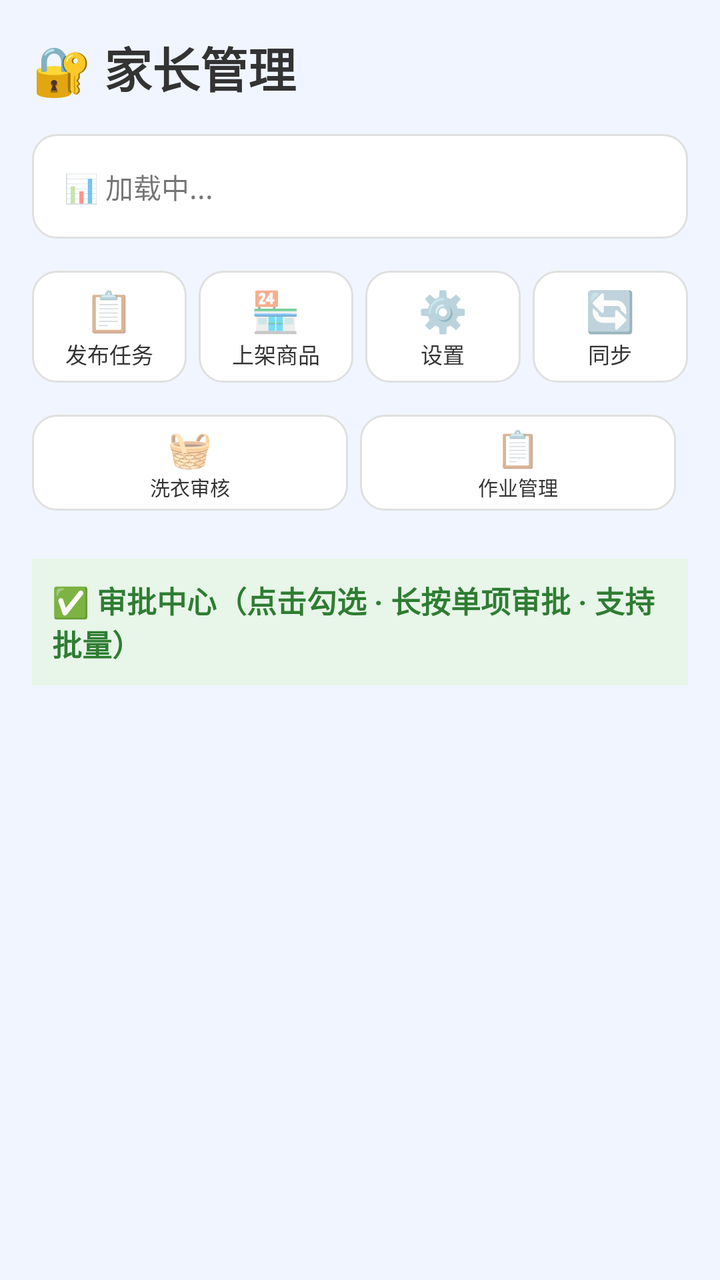
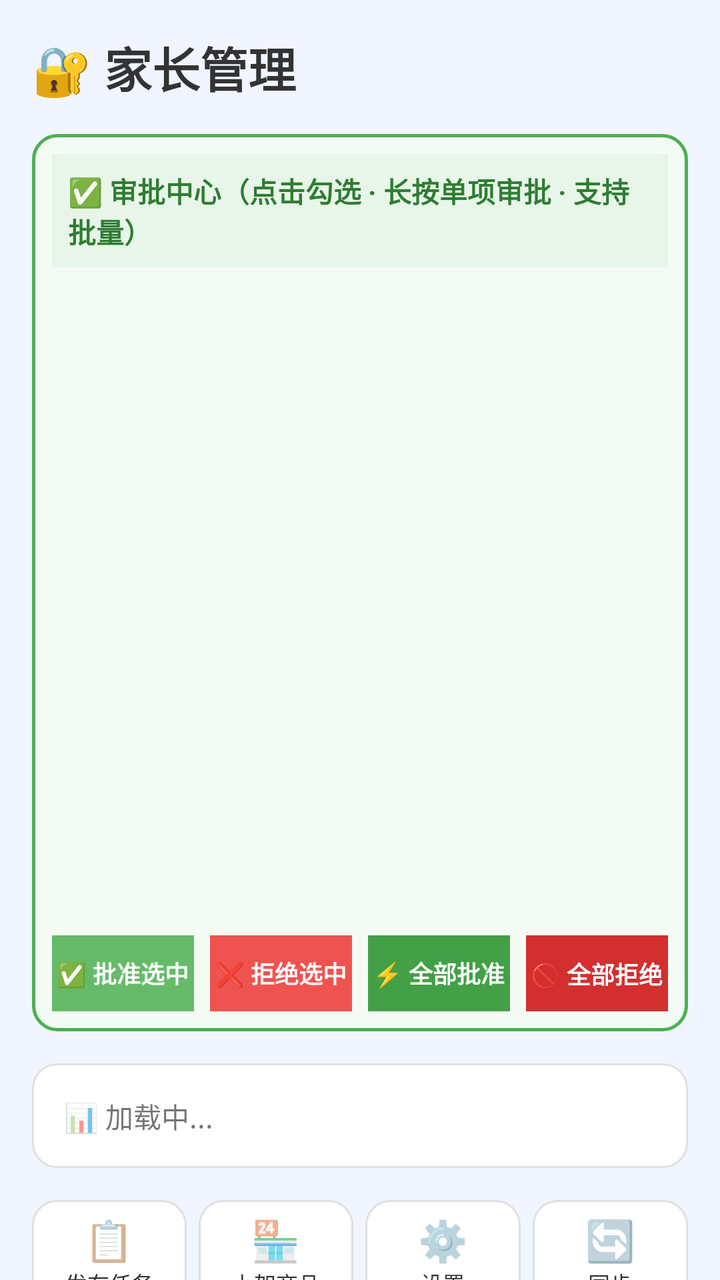

The first picture is an Android layout as it rendered before a commit; the second is the same layout after the commit. The layout source and the unified diff follow.
<!-- AndroidManifest.xml: activity theme Theme.HabitTracker.Parent -->
<!-- res/layout/activity_parent.xml -->
<?xml version="1.0" encoding="utf-8"?>
<androidx.core.widget.NestedScrollView xmlns:android="http://schemas.android.com/apk/res/android"
    android:layout_width="match_parent"
    android:layout_height="match_parent"
    android:background="@color/background_parent">

    <LinearLayout
        android:layout_width="match_parent"
        android:layout_height="wrap_content"
        android:orientation="vertical"
        android:padding="16dp">

    <TextView
        android:layout_width="wrap_content"
        android:layout_height="wrap_content"
        android:text="🔐 家长管理"
        android:textSize="24sp"
        android:textColor="@color/text_primary"
        android:textStyle="bold"
        android:layout_marginBottom="16dp" />

    
    <TextView
        android:id="@+id/tv_parent_stats"
        android:layout_width="match_parent"
        android:layout_height="wrap_content"
        android:padding="16dp"
        android:background="@drawable/card_background"
        android:text="📊 加载中..."
        android:textSize="14sp"
        android:lineSpacingExtra="4dp"
        android:layout_marginBottom="16dp" />

    
    <LinearLayout
        android:layout_width="match_parent"
        android:layout_height="wrap_content"
        android:orientation="horizontal"
        android:gravity="center"
        android:layout_marginBottom="16dp">

        <LinearLayout
            android:id="@+id/btn_add_task"
            android:layout_width="0dp"
            android:layout_height="56dp"
            android:layout_weight="1"
            android:layout_marginEnd="6dp"
            android:gravity="center"
            android:orientation="vertical"
            android:background="@drawable/card_background"
            android:clickable="true"
            android:focusable="true"
            android:foreground="?attr/selectableItemBackground">

            <TextView
                android:layout_width="wrap_content"
                android:layout_height="wrap_content"
                android:text="📋"
                android:textSize="20sp" />

            <TextView
                android:layout_width="wrap_content"
                android:layout_height="wrap_content"
                android:text="发布任务"
                android:textSize="11sp"
                android:textColor="@color/text_primary" />
        </LinearLayout>

        <LinearLayout
            android:id="@+id/btn_add_shop_item"
            android:layout_width="0dp"
            android:layout_height="56dp"
            android:layout_weight="1"
            android:layout_marginEnd="6dp"
            android:gravity="center"
            android:orientation="vertical"
            android:background="@drawable/card_background"
            android:clickable="true"
            android:focusable="true"
            android:foreground="?attr/selectableItemBackground">

            <TextView
                android:layout_width="wrap_content"
                android:layout_height="wrap_content"
                android:text="🏪"
                android:textSize="20sp" />

            <TextView
                android:layout_width="wrap_content"
                android:layout_height="wrap_content"
                android:text="上架商品"
                android:textSize="11sp"
                android:textColor="@color/text_primary" />
        </LinearLayout>

        <LinearLayout
            android:id="@+id/btn_settings"
            android:layout_width="0dp"
            android:layout_height="56dp"
            android:layout_weight="1"
            android:layout_marginEnd="6dp"
            android:gravity="center"
            android:orientation="vertical"
            android:background="@drawable/card_background"
            android:clickable="true"
            android:focusable="true"
            android:foreground="?attr/selectableItemBackground">

            <TextView
                android:layout_width="wrap_content"
                android:layout_height="wrap_content"
                android:text="⚙️"
                android:textSize="20sp" />

            <TextView
                android:layout_width="wrap_content"
                android:layout_height="wrap_content"
                android:text="设置"
                android:textSize="11sp"
                android:textColor="@color/text_primary" />
        </LinearLayout>

        <LinearLayout
            android:id="@+id/btn_sync"
            android:layout_width="0dp"
            android:layout_height="56dp"
            android:layout_weight="1"
            android:gravity="center"
            android:orientation="vertical"
            android:background="@drawable/card_background"
            android:clickable="true"
            android:focusable="true"
            android:foreground="?attr/selectableItemBackground">

            <TextView
                android:layout_width="wrap_content"
                android:layout_height="wrap_content"
                android:text="🔄"
                android:textSize="20sp" />

            <TextView
                android:layout_width="wrap_content"
                android:layout_height="wrap_content"
                android:text="同步"
                android:textSize="11sp"
                android:textColor="@color/text_primary" />
        </LinearLayout>
    </LinearLayout>

    
    <LinearLayout
        android:layout_width="match_parent"
        android:layout_height="wrap_content"
        android:orientation="horizontal"
        android:gravity="center"
        android:layout_marginBottom="16dp">
        <LinearLayout
            android:id="@+id/btn_laundry_review"
            android:layout_width="0dp"
            android:layout_height="48dp"
            android:layout_weight="1"
            android:layout_marginEnd="6dp"
            android:gravity="center"
            android:orientation="vertical"
            android:background="@drawable/card_background"
            android:clickable="true"
            android:focusable="true"
            android:foreground="?attr/selectableItemBackground">
            <TextView
                android:layout_width="wrap_content"
                android:layout_height="wrap_content"
                android:text="🧺" android:textSize="18sp" />
            <TextView
                android:layout_width="wrap_content"
                android:layout_height="wrap_content"
                android:text="洗衣审核" android:textSize="10sp"
                android:textColor="@color/text_primary" />
        </LinearLayout>
        <LinearLayout
            android:id="@+id/btn_gate_manage"
            android:layout_width="0dp"
            android:layout_height="48dp"
            android:layout_weight="1"
            android:layout_marginEnd="6dp"
            android:gravity="center"
            android:orientation="vertical"
            android:background="@drawable/card_background"
            android:clickable="true"
            android:focusable="true"
            android:foreground="?attr/selectableItemBackground">
            <TextView
                android:layout_width="wrap_content"
                android:layout_height="wrap_content"
                android:text="📋" android:textSize="18sp" />
            <TextView
                android:layout_width="wrap_content"
                android:layout_height="wrap_content"
                android:text="作业管理" android:textSize="10sp"
                android:textColor="@color/text_primary" />
        </LinearLayout>
</LinearLayout>

            
    <TextView
        android:id="@+id/tv_hub_title"
        android:layout_width="match_parent"
        android:layout_height="wrap_content"
        android:padding="10dp"
        android:layout_marginTop="8dp"
        android:layout_marginBottom="4dp"
        android:background="#E8F5E9"
        android:text="✅ 审批中心（点击勾选 · 长按单项审批 · 支持批量）"
        android:textSize="15sp"
        android:textStyle="bold"
        android:textColor="#2E7D32" />
    <androidx.recyclerview.widget.RecyclerView
        android:id="@+id/rv_approval_hub"
        android:layout_width="match_parent"
        android:layout_height="320dp"
        android:nestedScrollingEnabled="false"
        android:clipToPadding="false" />

                <LinearLayout
        android:layout_width="match_parent"
        android:layout_height="wrap_content"
        android:layout_marginTop="12dp"
        android:orientation="horizontal"
        android:gravity="center">
        <TextView
            android:layout_width="0dp"
            android:layout_height="40dp"
            android:layout_weight="1"
            android:layout_marginEnd="4dp"
            android:gravity="center"
            android:background="#66BB6A"
            android:text="✅ 批准选中"
            android:textColor="#FFFFFF"
            android:textSize="12sp"
            android:textStyle="bold"
            android:id="@+id/btn_approve_selected"
            android:clickable="true"
            android:focusable="true"/>
        <TextView
            android:layout_width="0dp"
            android:layout_height="40dp"
            android:layout_weight="1"
            android:layout_marginStart="4dp"
            android:layout_marginEnd="4dp"
            android:gravity="center"
            android:background="#EF5350"
            android:text="❌ 拒绝选中"
            android:textColor="#FFFFFF"
            android:textSize="12sp"
            android:textStyle="bold"
            android:id="@+id/btn_reject_selected"
            android:clickable="true"
            android:focusable="true"/>
        <TextView
            android:layout_width="0dp"
            android:layout_height="40dp"
            android:layout_weight="1"
            android:layout_marginStart="4dp"
            android:layout_marginEnd="4dp"
            android:gravity="center"
            android:background="#43A047"
            android:text="⚡ 全部批准"
            android:textColor="#FFFFFF"
            android:textSize="12sp"
            android:textStyle="bold"
            android:id="@+id/btn_approve_all"
            android:clickable="true"
            android:focusable="true"/>
        <TextView
            android:layout_width="0dp"
            android:layout_height="40dp"
            android:layout_weight="1"
            android:layout_marginStart="4dp"
            android:gravity="center"
            android:background="#D32F2F"
            android:text="🚫 全部拒绝"
            android:textColor="#FFFFFF"
            android:textSize="12sp"
            android:textStyle="bold"
            android:id="@+id/btn_reject_all"
            android:clickable="true"
            android:focusable="true"/>
    </LinearLayout></LinearLayout>

</androidx.core.widget.NestedScrollView>
<!-- resources referenced by this layout -->
<resources>
  <color name="background_parent">#F0F5FF</color>
  <color name="text_primary">#333333</color>
  <!-- drawable card_background (drawable) -->
  <?xml version="1.0" encoding="utf-8"?>
  <shape xmlns:android="http://schemas.android.com/apk/res/android"
      android:shape="rectangle">
      <solid android:color="@color/white" />
      <corners android:radius="12dp" />
      <stroke android:width="1dp" android:color="#E0E0E0" />
  </shape>
  <style name="Theme.HabitTracker.Parent" parent="Theme.HabitTracker">
          <item name="colorPrimary">@color/parent_blue</item>
          <item name="android:statusBarColor">@color/background_parent</item>
      </style>
  <color name="white">#FFFFFF</color>
  <style name="Theme.HabitTracker" parent="Theme.MaterialComponents.Light.NoActionBar">
          <item name="colorPrimary">@color/child_pink</item>
          <item name="colorPrimaryVariant">@color/child_pink_light</item>
          <item name="colorOnPrimary">@color/white</item>
          <item name="colorSecondary">@color/child_green</item>
          <item name="android:statusBarColor">@color/child_pink_light</item>
      </style>
  <color name="parent_blue">#2196F3</color>
  <color name="child_pink">#FF6B9D</color>
  <color name="child_pink_light">#FFF0F5</color>
  <color name="child_green">#4CAF50</color>
</resources>

<!-- the commit's change to res/layout/activity_parent.xml (unified diff, before → after) -->
@@ -18,6 +18,97 @@
         android:textColor="@color/text_primary"
         android:textStyle="bold"
         android:layout_marginBottom="16dp" />
+    
+    <LinearLayout
+        android:layout_width="match_parent"
+        android:layout_height="wrap_content"
+        android:orientation="vertical"
+        android:background="@drawable/approval_box"
+        android:padding="10dp"
+        android:layout_marginBottom="16dp">
+        <TextView
+            android:id="@+id/tv_hub_title"
+            android:layout_width="match_parent"
+            android:layout_height="wrap_content"
+            android:padding="8dp"
+            android:layout_marginBottom="6dp"
+            android:background="#E8F5E9"
+            android:text="✅ 审批中心（点击勾选 · 长按单项审批 · 支持批量）"
+            android:textSize="14sp"
+            android:textStyle="bold"
+            android:textColor="#2E7D32" />
+        <androidx.recyclerview.widget.RecyclerView
+            android:id="@+id/rv_approval_hub"
+            android:layout_width="match_parent"
+            android:layout_height="320dp"
+            android:nestedScrollingEnabled="false"
+            android:clipToPadding="false" />
+        <LinearLayout
+            android:layout_width="match_parent"
+            android:layout_height="wrap_content"
+            android:layout_marginTop="8dp"
+            android:orientation="horizontal"
+            android:gravity="center">
+            <TextView
+                android:layout_width="0dp"
+                android:layout_height="38dp"
+                android:layout_weight="1"
+                android:layout_marginEnd="4dp"
+                android:gravity="center"
+                android:background="#66BB6A"
+                android:text="✅ 批准选中"
+                android:textColor="#FFFFFF"
+                android:textSize="12sp"
+                android:textStyle="bold"
+                android:id="@+id/btn_approve_selected"
+                android:clickable="true"
+                android:focusable="true"/>
+            <TextView
+                android:layout_width="0dp"
+                android:layout_height="38dp"
+                android:layout_weight="1"
+                android:layout_marginStart="4dp"
+                android:layout_marginEnd="4dp"
+                android:gravity="center"
+                android:background="#EF5350"
+                android:text="❌ 拒绝选中"
+                android:textColor="#FFFFFF"
+                android:textSize="12sp"
+                android:textStyle="bold"
+                android:id="@+id/btn_reject_selected"
+                android:clickable="true"
+                android:focusable="true"/>
+            <TextView
+                android:layout_width="0dp"
+                android:layout_height="38dp"
+                android:layout_weight="1"
+                android:layout_marginStart="4dp"
+                android:layout_marginEnd="4dp"
+                android:gravity="center"
+                android:background="#43A047"
+                android:text="⚡ 全部批准"
+                android:textColor="#FFFFFF"
+                android:textSize="12sp"
+                android:textStyle="bold"
+                android:id="@+id/btn_approve_all"
+                android:clickable="true"
+                android:focusable="true"/>
+            <TextView
+                android:layout_width="0dp"
+                android:layout_height="38dp"
+                android:layout_weight="1"
+                android:layout_marginStart="4dp"
+                android:gravity="center"
+                android:background="#D32F2F"
+                android:text="🚫 全部拒绝"
+                android:textColor="#FFFFFF"
+                android:textSize="12sp"
+                android:textStyle="bold"
+                android:id="@+id/btn_reject_all"
+                android:clickable="true"
+                android:focusable="true"/>
+        </LinearLayout>
+    </LinearLayout>
 
     
     <TextView
@@ -200,90 +291,6 @@
         </LinearLayout>
 </LinearLayout>
 
-            
-    <TextView
-        android:id="@+id/tv_hub_title"
-        android:layout_width="match_parent"
-        android:layout_height="wrap_content"
-        android:padding="10dp"
-        android:layout_marginTop="8dp"
-        android:layout_marginBottom="4dp"
-        android:background="#E8F5E9"
-        android:text="✅ 审批中心（点击勾选 · 长按单项审批 · 支持批量）"
-        android:textSize="15sp"
-        android:textStyle="bold"
-        android:textColor="#2E7D32" />
-    <androidx.recyclerview.widget.RecyclerView
-        android:id="@+id/rv_approval_hub"
-        android:layout_width="match_parent"
-        android:layout_height="320dp"
-        android:nestedScrollingEnabled="false"
-        android:clipToPadding="false" />
-
-                <LinearLayout
-        android:layout_width="match_parent"
-        android:layout_height="wrap_content"
-        android:layout_marginTop="12dp"
-        android:orientation="horizontal"
-        android:gravity="center">
-        <TextView
-            android:layout_width="0dp"
-            android:layout_height="40dp"
-            android:layout_weight="1"
-            android:layout_marginEnd="4dp"
-            android:gravity="center"
-            android:background="#66BB6A"
-            android:text="✅ 批准选中"
-            android:textColor="#FFFFFF"
-            android:textSize="12sp"
-            android:textStyle="bold"
-            android:id="@+id/btn_approve_selected"
-            android:clickable="true"
-            android:focusable="true"/>
-        <TextView
-            android:layout_width="0dp"
-            android:layout_height="40dp"
-            android:layout_weight="1"
-            android:layout_marginStart="4dp"
-            android:layout_marginEnd="4dp"
-            android:gravity="center"
-            android:background="#EF5350"
-            android:text="❌ 拒绝选中"
-            android:textColor="#FFFFFF"
-            android:textSize="12sp"
-            android:textStyle="bold"
-            android:id="@+id/btn_reject_selected"
-            android:clickable="true"
-            android:focusable="true"/>
-        <TextView
-            android:layout_width="0dp"
-            android:layout_height="40dp"
-            android:layout_weight="1"
-            android:layout_marginStart="4dp"
-            android:layout_marginEnd="4dp"
-            android:gravity="center"
-            android:background="#43A047"
-            android:text="⚡ 全部批准"
-            android:textColor="#FFFFFF"
-            android:textSize="12sp"
-            android:textStyle="bold"
-            android:id="@+id/btn_approve_all"
-            android:clickable="true"
-            android:focusable="true"/>
-        <TextView
-            android:layout_width="0dp"
-            android:layout_height="40dp"
-            android:layout_weight="1"
-            android:layout_marginStart="4dp"
-            android:gravity="center"
-            android:background="#D32F2F"
-            android:text="🚫 全部拒绝"
-            android:textColor="#FFFFFF"
-            android:textSize="12sp"
-            android:textStyle="bold"
-            android:id="@+id/btn_reject_all"
-            android:clickable="true"
-            android:focusable="true"/>
-    </LinearLayout></LinearLayout>
+            </LinearLayout>
 
 </androidx.core.widget.NestedScrollView>
<!-- resource entries referenced after the edit -->
@@ -2,6 +2,13 @@
 <resources>
   <color name="background_parent">#F0F5FF</color>
   <color name="text_primary">#333333</color>
+  <!-- drawable approval_box (drawable) -->
+  <?xml version="1.0" encoding="utf-8"?>
+  <shape xmlns:android="http://schemas.android.com/apk/res/android">
+      <solid android:color="#F4FBF4" />
+      <stroke android:width="1.5dp" android:color="#4CAF50" />
+      <corners android:radius="12dp" />
+  </shape>
   <!-- drawable card_background (drawable) -->
   <?xml version="1.0" encoding="utf-8"?>
   <shape xmlns:android="http://schemas.android.com/apk/res/android"
